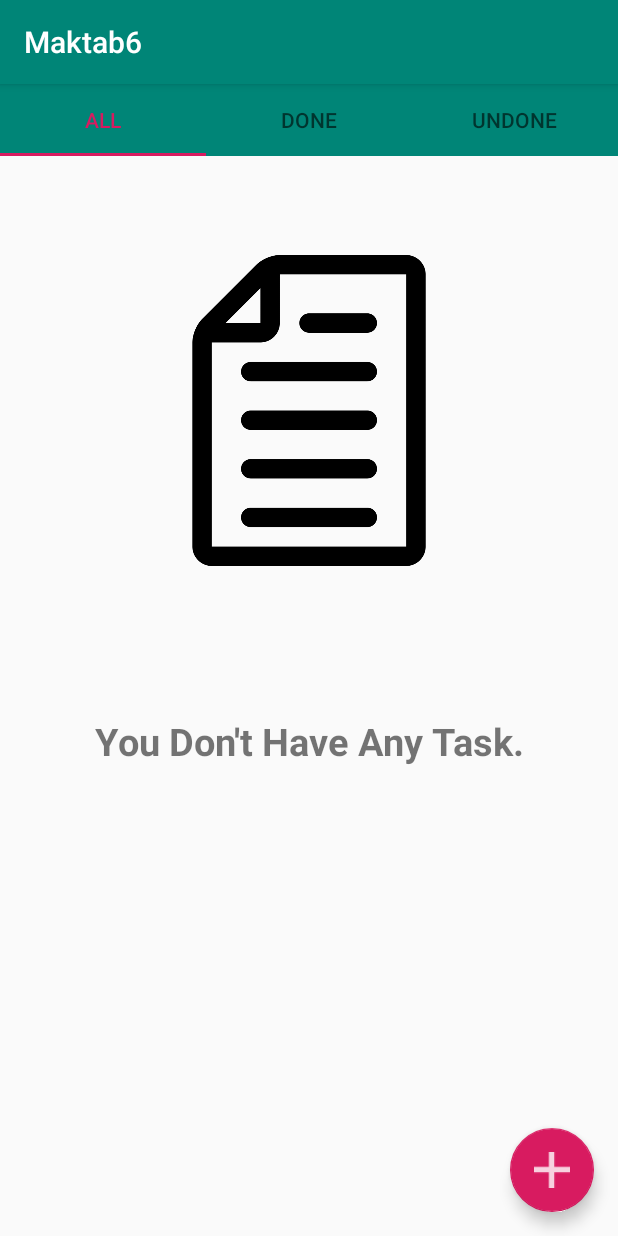
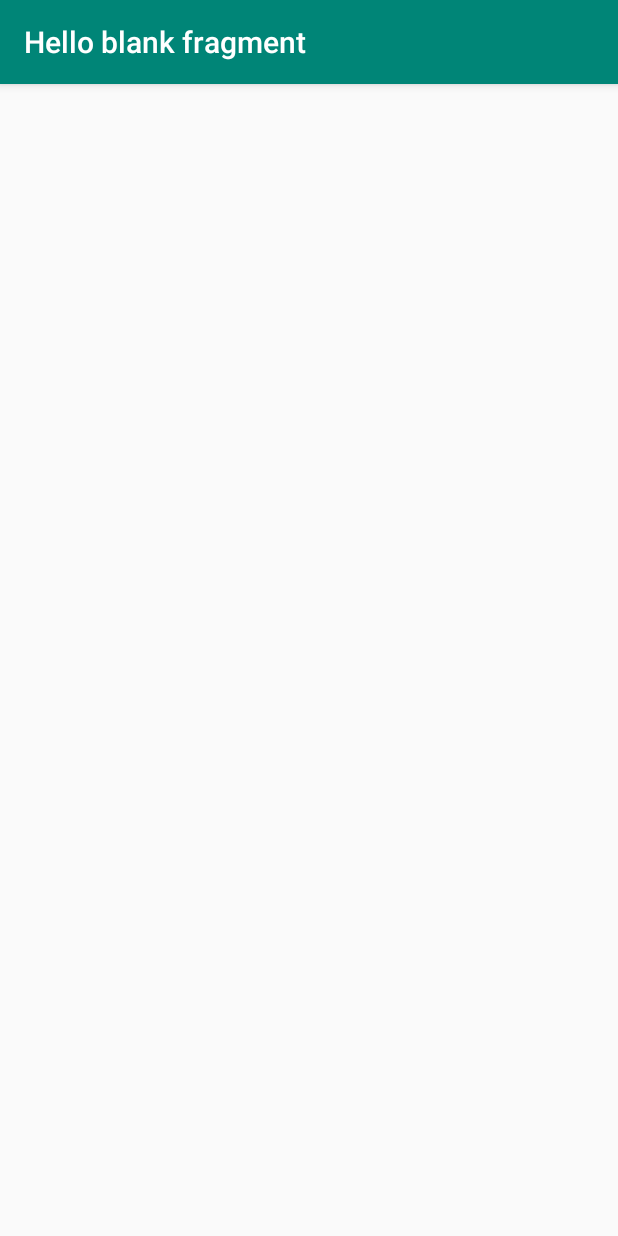
Before and after one commit to AleeRzA/Maktab6, an Android app: the screen it shows after launch (MainActivity before the commit, TaskCreationActivity after it), after a tap on an icon or button, on a phone screen of 412 x 824 dp. Run offline under Robolectric (Android 15) with nearby library versions, the phone set to English and light mode, and no system bars.

Commit message:
new task string.

```diff
--- a/app/src/main/AndroidManifest.xml
+++ b/app/src/main/AndroidManifest.xml
@@ -16,7 +16,10 @@
                 <category android:name="android.intent.category.LAUNCHER" />
             </intent-filter>
         </activity>
-        <activity android:name=".controller.TaskCreationActivity"></activity>
+        <activity
+            android:name=".controller.TaskCreationActivity"
+            android:label="@string/hello_blank_fragment"
+            ></activity>
     </application>
 
 </manifest>
--- a/app/src/main/java/com/example/android/maktab6/controller/MainActivity.java
+++ b/app/src/main/java/com/example/android/maktab6/controller/MainActivity.java
@@ -1,5 +1,7 @@
 package com.example.android.maktab6.controller;
 
+import android.content.Intent;
+import android.os.Bundle;
 import android.support.annotation.Nullable;
 import android.support.design.widget.FloatingActionButton;
 import android.support.design.widget.TabLayout;
@@ -7,9 +9,7 @@ import android.support.v4.app.Fragment;
 import android.support.v4.app.FragmentStatePagerAdapter;
 import android.support.v4.view.ViewPager;
 import android.support.v7.app.AppCompatActivity;
-import android.os.Bundle;
 import android.view.View;
-import android.widget.Toast;
 
 import com.example.android.maktab6.R;
 
@@ -62,7 +62,8 @@ public class MainActivity extends AppCompatActivity {
         mActionButton.setOnClickListener(new View.OnClickListener() {
             @Override
             public void onClick(View view) {
-                Toast.makeText(MainActivity.this, "hi", Toast.LENGTH_SHORT).show();
+                Intent intent = TaskCreationActivity.newIntent(MainActivity.this);
+                startActivity(intent);
             }
         });
 
--- a/app/src/main/res/values/strings.xml
+++ b/app/src/main/res/values/strings.xml
@@ -4,4 +4,5 @@
     <!-- TODO: Remove or change this placeholder text -->
     <string name="hello_blank_fragment">Hello blank fragment</string>
     <string name="no_task_comment">You Don\'t Have Any Task.</string>
+    <string name="label_create">New Task</string>
 </resources>
```
